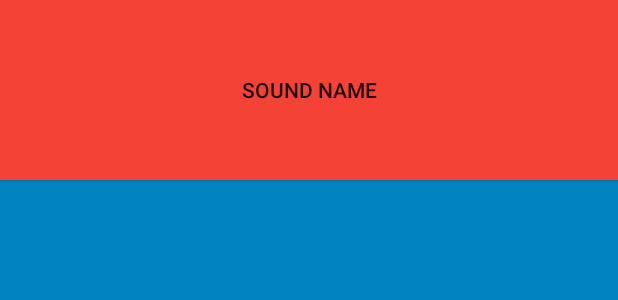
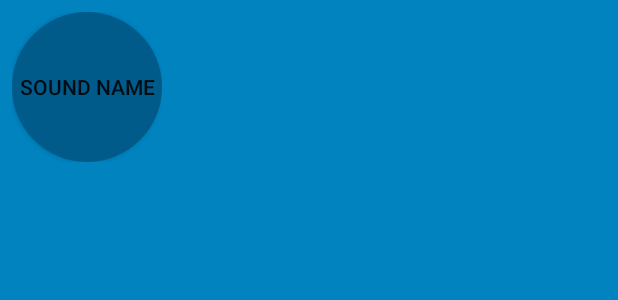
Before and after one commit to cwhxpx/BeatBox, an Android app: the layout list_item_sound.xml on its own in the app's theme, with its tools: preview values and no code run, on a phone screen of 412 x 824 dp. Shown: the top 300 px of the screen. Run offline under Robolectric (Android 15) with nearby library versions, the phone set to English and light mode, and no system bars.

Commit message:
用xml drawable增加样式

```diff
--- /dev/null
+++ b/app/src/main/res/drawable/button_beat_box.xml
@@ -0,0 +1,8 @@
+<?xml version="1.0" encoding="utf-8"?>
+<selector xmlns:android="http://schemas.android.com/apk/res/android">
+    <item
+        android:drawable="@drawable/button_beat_box_pressed"
+        android:state_pressed="true"/>
+    <item
+        android:drawable="@drawable/button_beat_box_normal"/>
+</selector>
--- /dev/null
+++ b/app/src/main/res/drawable/button_beat_box_normal.xml
@@ -0,0 +1,7 @@
+<?xml version="1.0" encoding="utf-8"?>
+<shape
+    xmlns:android="http://schemas.android.com/apk/res/android"
+    android:shape="oval">
+    <solid
+        android:color="@color/dark_blue"/>
+</shape>
--- /dev/null
+++ b/app/src/main/res/drawable/button_beat_box_pressed.xml
@@ -0,0 +1,7 @@
+<?xml version="1.0" encoding="utf-8"?>
+<shape
+    xmlns:android="http://schemas.android.com/apk/res/android"
+    android:shape="oval">
+    <solid
+        android:color="@color/red"/>
+</shape>
--- a/app/src/main/res/layout/list_item_sound.xml
+++ b/app/src/main/res/layout/list_item_sound.xml
@@ -1,10 +1,16 @@
 <?xml version="1.0" encoding="utf-8"?>
+<FrameLayout
+    xmlns:android="http://schemas.android.com/apk/res/android"
+    xmlns:tools="http://schemas.android.com/tools"
+    android:layout_margin="8dp"
+    android:layout_width="wrap_content"
+    android:layout_height="wrap_content">
 <Button
     xmlns:android="http://schemas.android.com/apk/res/android"
     xmlns:tools="http://schemas.android.com/tools"
     android:id="@+id/list_item_sound_button"
-    android:layout_width="match_parent"
-    android:layout_height="120dp"
-    tools:text="Sound name">
-
-</Button>
+    android:layout_width="100dp"
+    android:layout_height="100dp"
+    android:layout_gravity="center"
+    tools:text="Sound name" />
+</FrameLayout>
--- a/app/src/main/res/values/styles.xml
+++ b/app/src/main/res/values/styles.xml
@@ -17,7 +17,7 @@
     <style name="AppTheme.AppBarOverlay" parent="ThemeOverlay.AppCompat.Dark.ActionBar" />
     <style name="AppTheme.PopupOverlay" parent="ThemeOverlay.AppCompat.Light" />
     <style name="BeatBoxButton" parent="Widget.AppCompat.Button">
-        <item name="android:background">@color/red</item>
+        <item name="android:background">@drawable/button_beat_box</item>
     </style>
 
 
```
